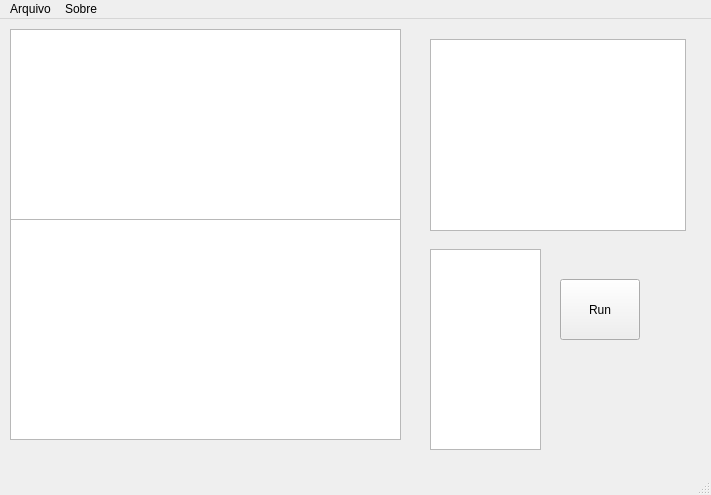
Old version of the form VirtualMachine/mainwindow.ui in the repository RafaelBarbon/Compilador.
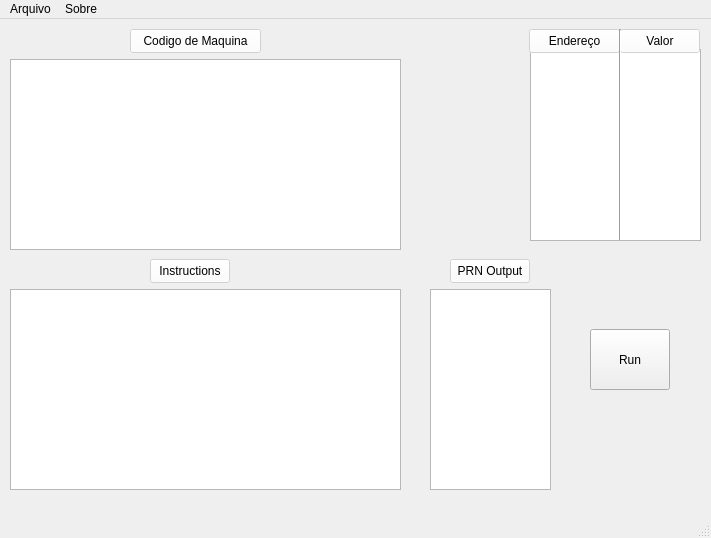
New version of the form.

Commit message: Front VM

Patch:
```diff
--- a/VirtualMachine/mainwindow.ui
+++ b/VirtualMachine/mainwindow.ui
@@ -7,7 +7,7 @@
     <x>0</x>
     <y>0</y>
     <width>711</width>
-    <height>495</height>
+    <height>538</height>
    </rect>
   </property>
   <property name="windowTitle">
@@ -18,7 +18,7 @@
     <property name="geometry">
      <rect>
       <x>10</x>
-      <y>10</y>
+      <y>40</y>
       <width>391</width>
       <height>191</height>
      </rect>
@@ -27,8 +27,8 @@
    <widget class="QPushButton" name="pushButton">
     <property name="geometry">
      <rect>
-      <x>560</x>
-      <y>260</y>
+      <x>590</x>
+      <y>310</y>
       <width>80</width>
       <height>61</height>
      </rect>
@@ -41,18 +41,18 @@
     <property name="geometry">
      <rect>
       <x>10</x>
-      <y>200</y>
+      <y>270</y>
       <width>391</width>
-      <height>221</height>
+      <height>201</height>
      </rect>
     </property>
    </widget>
    <widget class="QListWidget" name="listWidget_2">
     <property name="geometry">
      <rect>
-      <x>430</x>
-      <y>20</y>
-      <width>256</width>
+      <x>530</x>
+      <y>30</y>
+      <width>171</width>
       <height>192</height>
      </rect>
     </property>
@@ -61,12 +61,135 @@
     <property name="geometry">
      <rect>
       <x>430</x>
-      <y>230</y>
-      <width>111</width>
+      <y>270</y>
+      <width>121</width>
       <height>201</height>
      </rect>
     </property>
    </widget>
+   <widget class="QPushButton" name="pushButton_2">
+    <property name="enabled">
+     <bool>false</bool>
+    </property>
+    <property name="geometry">
+     <rect>
+      <x>150</x>
+      <y>240</y>
+      <width>80</width>
+      <height>24</height>
+     </rect>
+    </property>
+    <property name="styleSheet">
+     <string notr="true">background-color: rgb(255, 255, 255);color:black;</string>
+    </property>
+    <property name="inputMethodHints">
+     <set>Qt::ImhHiddenText</set>
+    </property>
+    <property name="text">
+     <string>Instructions</string>
+    </property>
+   </widget>
+   <widget class="QPushButton" name="pushButton_3">
+    <property name="enabled">
+     <bool>false</bool>
+    </property>
+    <property name="geometry">
+     <rect>
+      <x>450</x>
+      <y>240</y>
+      <width>80</width>
+      <height>24</height>
+     </rect>
+    </property>
+    <property name="styleSheet">
+     <string notr="true">background-color: rgb(255, 255, 255);color:black;</string>
+    </property>
+    <property name="inputMethodHints">
+     <set>Qt::ImhHiddenText</set>
+    </property>
+    <property name="text">
+     <string>PRN Output</string>
+    </property>
+   </widget>
+   <widget class="QPushButton" name="pushButton_4">
+    <property name="enabled">
+     <bool>false</bool>
+    </property>
+    <property name="geometry">
+     <rect>
+      <x>529</x>
+      <y>10</y>
+      <width>91</width>
+      <height>24</height>
+     </rect>
+    </property>
+    <property name="styleSheet">
+     <string notr="true">background-color: rgb(255, 255, 255);color:black;</string>
+    </property>
+    <property name="inputMethodHints">
+     <set>Qt::ImhHiddenText</set>
+    </property>
+    <property name="text">
+     <string>Endereço</string>
+    </property>
+   </widget>
+   <widget class="QPushButton" name="pushButton_5">
+    <property name="enabled">
+     <bool>false</bool>
+    </property>
+    <property name="geometry">
+     <rect>
+      <x>620</x>
+      <y>10</y>
+      <width>80</width>
+      <height>24</height>
+     </rect>
+    </property>
+    <property name="styleSheet">
+     <string notr="true">background-color: rgb(255, 255, 255);color:black;</string>
+    </property>
+    <property name="inputMethodHints">
+     <set>Qt::ImhHiddenText</set>
+    </property>
+    <property name="text">
+     <string>Valor</string>
+    </property>
+   </widget>
+   <widget class="Line" name="line">
+    <property name="geometry">
+     <rect>
+      <x>610</x>
+      <y>10</y>
+      <width>20</width>
+      <height>211</height>
+     </rect>
+    </property>
+    <property name="orientation">
+     <enum>Qt::Vertical</enum>
+    </property>
+   </widget>
+   <widget class="QPushButton" name="pushButton_6">
+    <property name="enabled">
+     <bool>false</bool>
+    </property>
+    <property name="geometry">
+     <rect>
+      <x>130</x>
+      <y>10</y>
+      <width>131</width>
+      <height>24</height>
+     </rect>
+    </property>
+    <property name="styleSheet">
+     <string notr="true">background-color: rgb(255, 255, 255);color:black;</string>
+    </property>
+    <property name="inputMethodHints">
+     <set>Qt::ImhHiddenText</set>
+    </property>
+    <property name="text">
+     <string>Codigo de Maquina</string>
+    </property>
+   </widget>
   </widget>
   <widget class="QMenuBar" name="menubar">
    <property name="geometry">
```
The commit also changes 1 other file.
